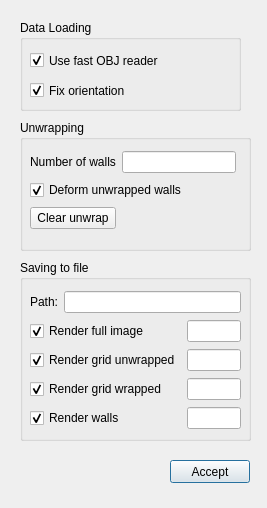
RaduAlexandru/PLY_Visualizer, file ConfigDialog.ui: the form before one commit.
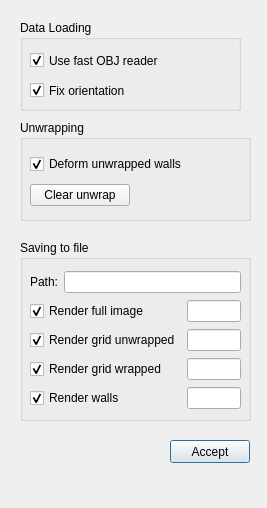
The form after the commit.

Patch:
```diff
--- a/ConfigDialog.ui
+++ b/ConfigDialog.ui
@@ -17,7 +17,7 @@
    <property name="geometry">
     <rect>
      <x>170</x>
-     <y>460</y>
+     <y>440</y>
      <width>80</width>
      <height>23</height>
     </rect>
@@ -32,7 +32,7 @@
      <x>20</x>
      <y>120</y>
      <width>231</width>
-     <height>131</height>
+     <height>101</height>
     </rect>
    </property>
    <property name="title">
@@ -44,28 +44,18 @@
       <x>10</x>
       <y>30</y>
       <width>206</width>
-      <height>81</height>
+      <height>61</height>
      </rect>
     </property>
     <layout class="QGridLayout" name="gridLayout_3">
-     <item row="0" column="0">
-      <widget class="QLabel" name="label">
-       <property name="text">
-        <string>Number of walls</string>
-       </property>
-      </widget>
-     </item>
-     <item row="0" column="1">
-      <widget class="QLineEdit" name="numWallsText"/>
-     </item>
-     <item row="3" column="0">
+     <item row="2" column="0">
       <widget class="QPushButton" name="clearUnwrapButton">
        <property name="text">
         <string>Clear unwrap</string>
        </property>
       </widget>
      </item>
-     <item row="2" column="0" colspan="2">
+     <item row="1" column="0" colspan="2">
       <widget class="QCheckBox" name="deformWallscheckBox">
        <property name="toolTip">
         <string>Deform the walls slightly so that the transition between them is smoother when unwrapping. Adds computation time to the unwrapping</string>
@@ -88,7 +78,7 @@
    <property name="geometry">
     <rect>
      <x>20</x>
-     <y>260</y>
+     <y>240</y>
      <width>231</width>
      <height>181</height>
     </rect>
```
